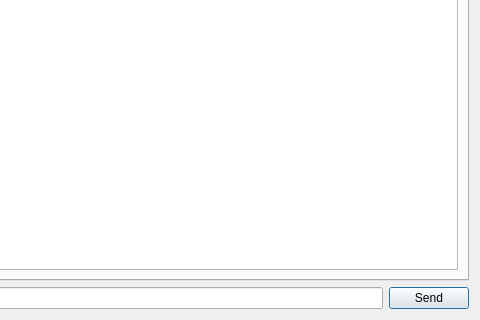
First picture: the form in launcher/src/consolewindow.ui, repository ivop/osiemu, before the edit; both pictures show x 301 to 781 and y 321 to 641 of the 781 by 641 pixel window.
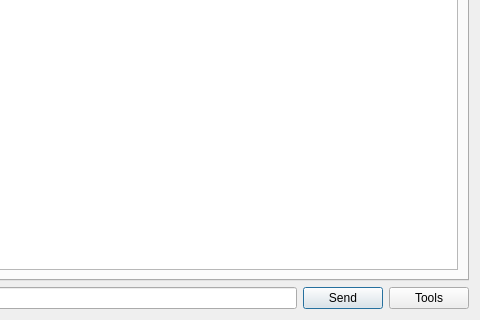
Second picture: the form after the edit.

Commit message: Add GUI helpers for insert/eject tapes, and mount/unmount floppy images

The edit to the form file:
```diff
--- a/launcher/src/consolewindow.ui
+++ b/launcher/src/consolewindow.ui
@@ -66,6 +66,13 @@
        </property>
       </widget>
      </item>
+     <item>
+      <widget class="QPushButton" name="button_tools">
+       <property name="text">
+        <string>Tools</string>
+       </property>
+      </widget>
+     </item>
     </layout>
    </item>
   </layout>
```
The commit also changes 7 other files.
